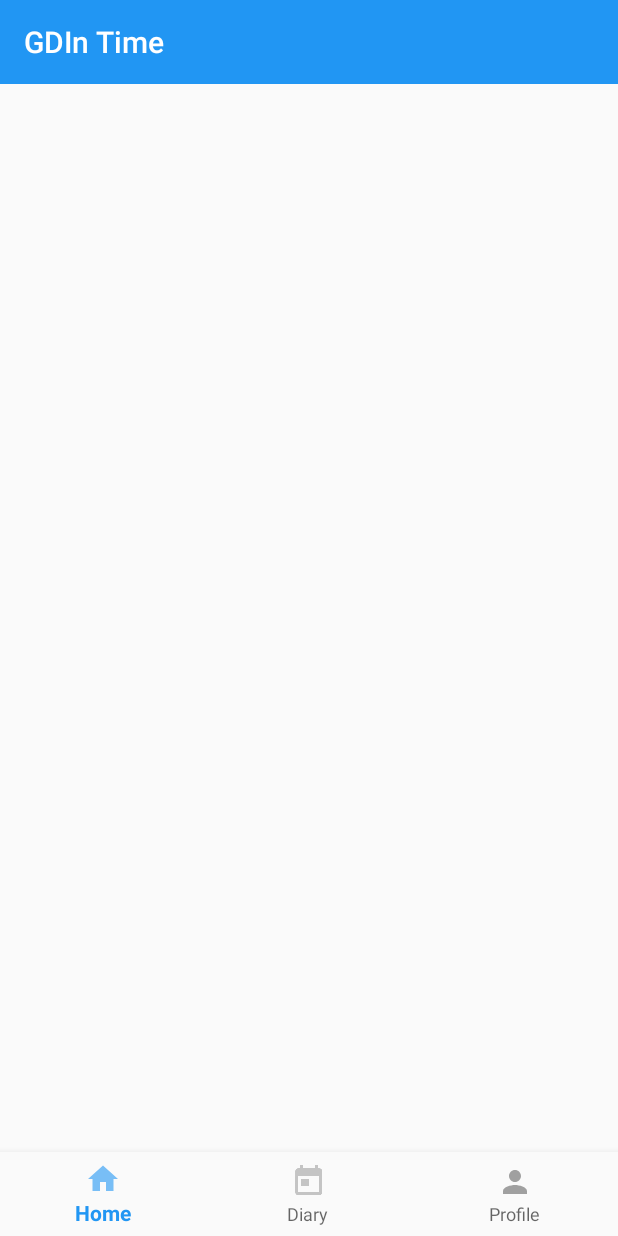
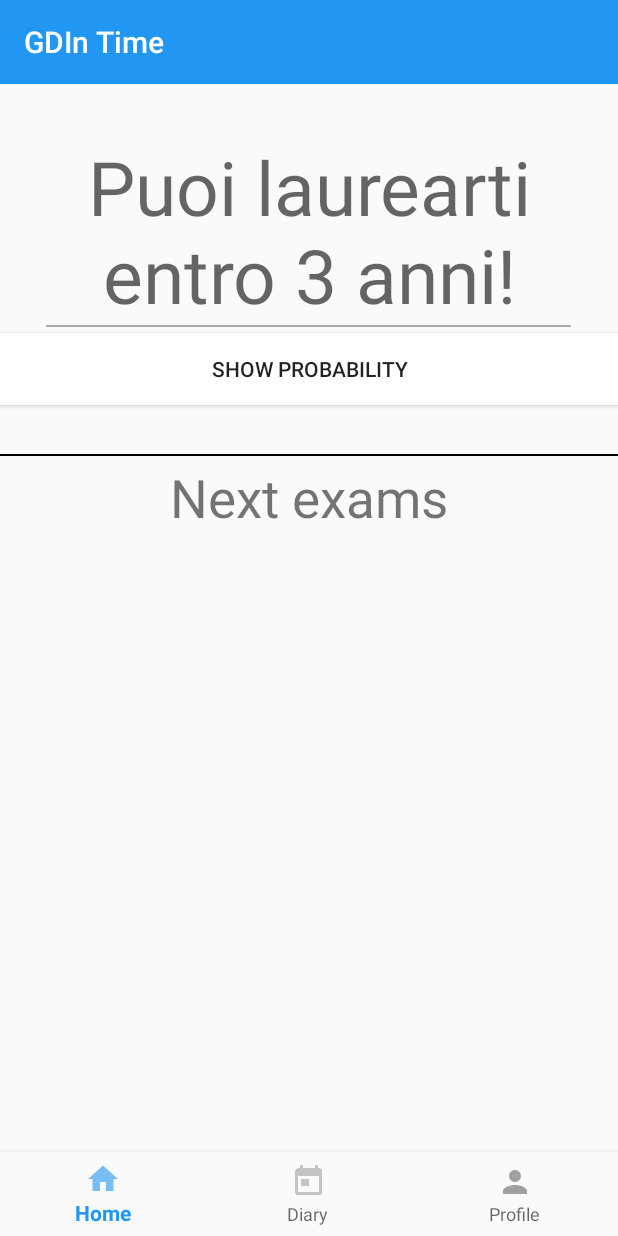
Before and after one commit to massicalic/GraduationInTime, an Android app: the screen it shows after launch (MainActivity), on a phone screen of 412 x 824 dp. Run offline under Robolectric (Android 15) with nearby library versions, the light colour scheme and no system bars.

Commit message:
Creazione Activity e Fragment Registration Aggiunta elementi Fragment home e diary

```diff
--- a/app/build.gradle
+++ b/app/build.gradle
@@ -27,6 +27,7 @@ dependencies {
     androidTestImplementation 'androidx.test.ext:junit:1.1.1'
     androidTestImplementation 'androidx.test.espresso:espresso-core:3.2.0'
     implementation 'com.google.android.material:material:1.2.0-alpha01'
+    implementation 'androidx.cardview:cardview:1.0.0'
 }
 
 apply plugin: 'com.google.gms.google-services'
--- a/app/src/main/AndroidManifest.xml
+++ b/app/src/main/AndroidManifest.xml
@@ -9,7 +9,8 @@
         android:roundIcon="@mipmap/ic_launcher_round"
         android:supportsRtl="true"
         android:theme="@style/AppTheme">
-        <activity android:name=".LoginActivity"></activity>
+        <activity android:name=".RegistrationActivity"></activity>
+        <activity android:name=".LoginActivity" />
         <activity android:name=".MainActivity">
             <intent-filter>
                 <action android:name="android.intent.action.MAIN" />
--- a/app/src/main/res/layout/fragment_home.xml
+++ b/app/src/main/res/layout/fragment_home.xml
@@ -17,5 +17,82 @@
         app:title="@string/app_name"
         app:titleTextColor="@color/white"/>
 
+    <TextView
+        android:id="@+id/TextView_timeGrad"
+        android:layout_width="wrap_content"
+        android:layout_height="wrap_content"
+        android:gravity="center"
+        android:hint="Puoi laurearti entro 3 anni!"
+        android:textSize="50sp"
+        app:layout_constraintBottom_toBottomOf="parent"
+        app:layout_constraintEnd_toEndOf="parent"
+        app:layout_constraintHorizontal_bias="1.0"
+        app:layout_constraintStart_toStartOf="parent"
+        app:layout_constraintTop_toBottomOf="@+id/Toolbar"
+        app:layout_constraintVertical_bias="0.054" />
 
+    <View
+        android:id="@+id/view"
+        android:layout_width="350dp"
+        android:layout_height="1dp"
+        android:background="@android:color/darker_gray"
+        app:layout_constraintBottom_toBottomOf="parent"
+        app:layout_constraintEnd_toEndOf="parent"
+        app:layout_constraintHorizontal_bias="0.491"
+        app:layout_constraintStart_toStartOf="parent"
+        app:layout_constraintTop_toBottomOf="@+id/TextView_timeGrad"
+        app:layout_constraintVertical_bias="0.0" />
+
+    <Button
+        android:id="@+id/Button_probability"
+        android:layout_width="match_parent"
+        android:layout_height="wrap_content"
+        android:background="@color/white"
+        android:text="@string/show_probab"
+        app:layout_constraintBottom_toBottomOf="parent"
+        app:layout_constraintEnd_toEndOf="parent"
+        app:layout_constraintHorizontal_bias="0.0"
+        app:layout_constraintStart_toStartOf="parent"
+        app:layout_constraintTop_toBottomOf="@+id/TextView_timeGrad"
+        app:layout_constraintVertical_bias="0.01" />
+
+    <View
+        android:id="@+id/view2"
+        android:layout_width="match_parent"
+        android:layout_height="1dp"
+        android:background="@android:color/black"
+        app:layout_constraintBottom_toBottomOf="parent"
+        app:layout_constraintEnd_toEndOf="parent"
+        app:layout_constraintHorizontal_bias="0.491"
+        app:layout_constraintStart_toStartOf="parent"
+        app:layout_constraintTop_toBottomOf="@+id/TextView_timeGrad"
+        app:layout_constraintVertical_bias="0.142" />
+
+    <ScrollView
+        android:layout_width="match_parent"
+        android:layout_height="585dp"
+        app:layout_constraintEnd_toEndOf="parent"
+        app:layout_constraintStart_toStartOf="parent"
+        app:layout_constraintTop_toBottomOf="@+id/view2"
+        app:layout_constraintVertical_bias="0.247">
+
+        <LinearLayout
+            android:layout_width="match_parent"
+            android:layout_height="585dp"
+            android:orientation="vertical">
+
+            <TextView
+                android:layout_width="match_parent"
+                android:layout_height="55dp"
+                android:text="@string/next_exam"
+                android:textSize="35sp"
+                android:gravity="center"
+                />
+
+            <ListView
+                android:id="@+id/ListView_exam"
+                android:layout_width="match_parent"
+                android:layout_height="wrap_content"/>
+        </LinearLayout>
+    </ScrollView>
 </androidx.constraintlayout.widget.ConstraintLayout>
--- a/app/src/main/res/values/colors.xml
+++ b/app/src/main/res/values/colors.xml
@@ -5,4 +5,5 @@
     <color name="colorAccent">#f44336</color>
     <color name="white">#ffffff</color>
     <color name="black">#212121</color>
+    <color name="grey">#e0e0e0</color>
 </resources>
```
Also changed, not shown: app/src/main/java/com/example/graduationintime/DetailsFragment.java (added, +31 -0 lines), app/src/main/java/com/example/graduationintime/RegistrationActivity.java (added, +14 -0 lines), app/src/main/java/com/example/graduationintime/TimeStudyFragment.java (added, +31 -0 lines), app/src/main/java/com/example/graduationintime/YouFragment.java (added, +31 -0 lines), app/src/main/res/layout/activity_registration.xml (added, +18 -0 lines), app/src/main/res/layout/fragment_details.xml (added, +20 -0 lines), app/src/main/res/layout/fragment_diary.xml (+22 -0 lines), app/src/main/res/layout/fragment_time_study.xml (added, +20 -0 lines), app/src/main/res/layout/fragment_you.xml (added, +20 -0 lines), app/src/main/res/values/strings.xml (+7 -2 lines), 1 other file.
